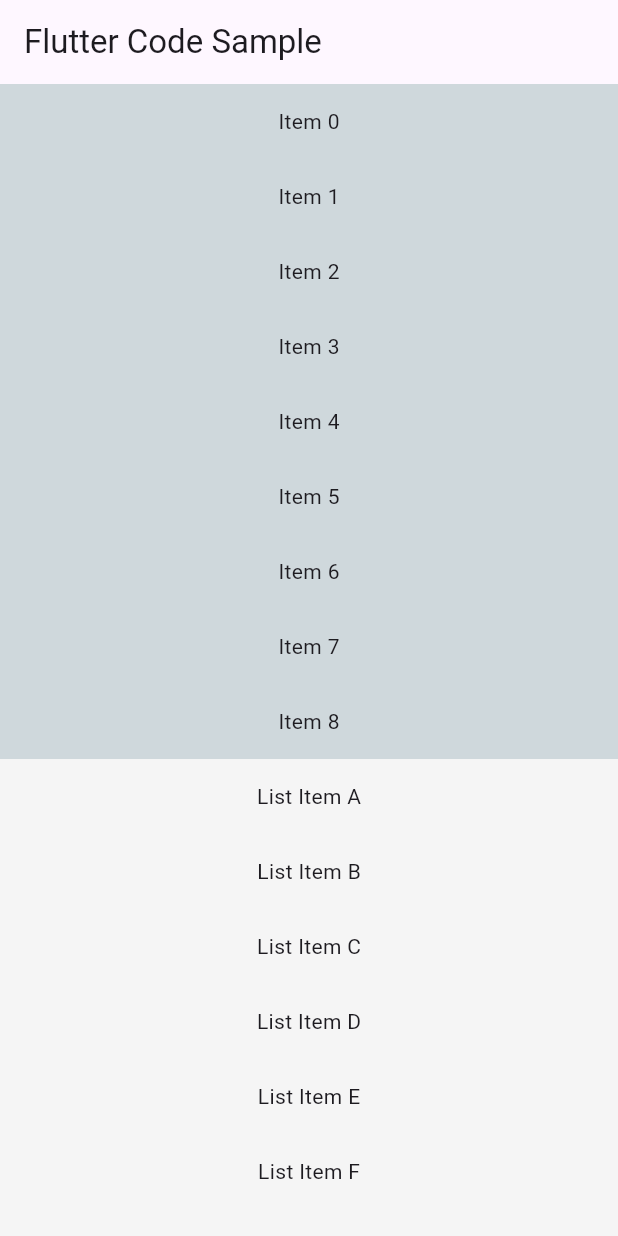
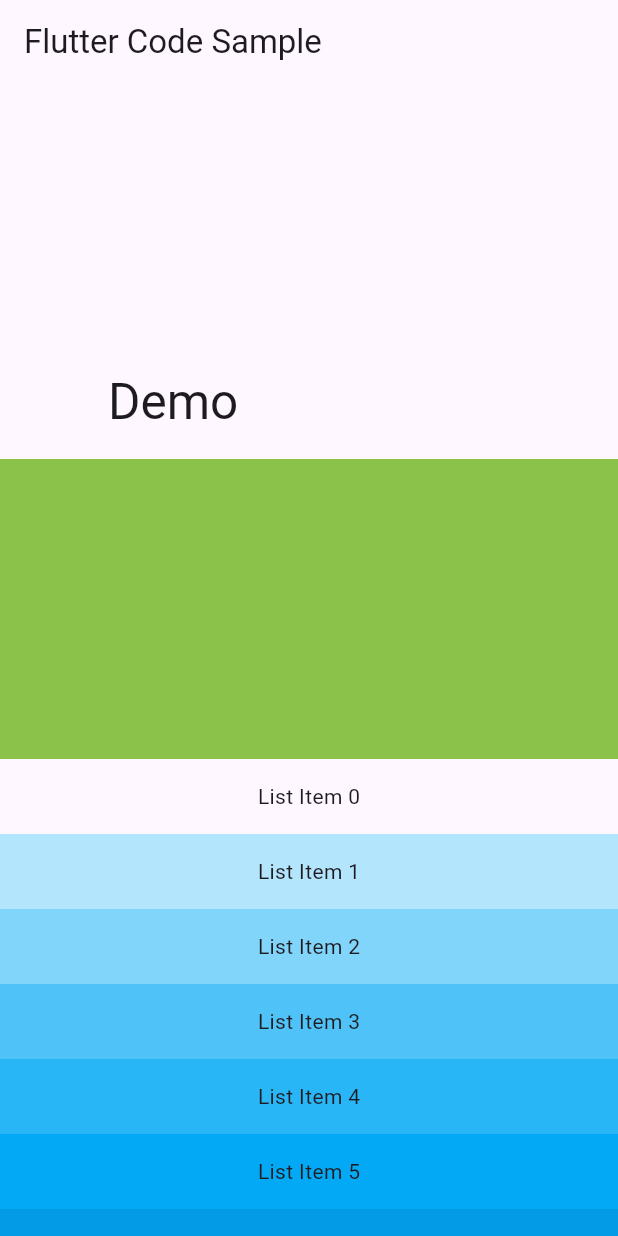
Before and after one commit to Latrevion/flutter_six_class, a Flutter app: the screen it shows after launch, on a phone screen of 412 x 824 dp. Run offline on Flutter 3.47's test engine with Material 3 defaults, Android fonts, the phone set to English and light mode, and no system bars.

Commit message:
3.5.6 SliverAppBar   SliverToBoxAdapter

```diff
--- a/lib/main.dart
+++ b/lib/main.dart
@@ -466,45 +466,88 @@ class MyApp extends StatelessWidget {
   // }
 
   //3.5.6.1 CustomScrollView
-  Widget getBody() {
-    final List<String> listViewData = <String>[
-          "Item 1",
-          "Item 2",
-          "Item 3",
-          "Item 4",
-          "Item 5",
-          "Item 6",
-          "Item 7",
-          "Item 8"
-          "Item 9",
-          "Item 10",
-    ];
+  // Widget getBody() {
+  //   final List<String> listViewData = <String>[
+  //         "Item 1",
+  //         "Item 2",
+  //         "Item 3",
+  //         "Item 4",
+  //         "Item 5",
+  //         "Item 6",
+  //         "Item 7",
+  //         "Item 8"
+  //         "Item 9",
+  //         "Item 10",
+  //   ];
+  //
+  //   final List<String> listViewData2 = <String>[
+  //         "List Item A",
+  //         "List Item B",
+  //         "List Item C",
+  //         "List Item D",
+  //         "List Item E",
+  //         "List Item F",
+  //         "List Item G",
+  //         "List Item H",
+  //         "List Item I",
+  //         "List Item J",
+  //   ];
+  //
+  //   return CustomScrollView(
+  //     slivers: <Widget>[
+  //       SliverList(
+  //         delegate:
+  //             SliverChildBuilderDelegate((BuildContext context, int index) {
+  //           return Container(
+  //             height: 50,
+  //             alignment: Alignment.center,
+  //             color: Colors.blueGrey[100],
+  //             child: Text("Item $index"),
+  //           );
+  //         }, childCount: listViewData.length),
+  //       ),
+  //       SliverFixedExtentList(
+  //         itemExtent: 50.0,
+  //         delegate:
+  //             SliverChildBuilderDelegate((BuildContext context, int index) {
+  //           return Container(
+  //             alignment: Alignment.center,
+  //             color: Colors.grey[100],
+  //             child: Text(listViewData2[index]),
+  //           );
+  //         }, childCount: listViewData2.length),
+  //       )
+  //     ],
+  //   );
+  // }
 
-    final List<String> listViewData2 = <String>[
-          "List Item A",
-          "List Item B",
-          "List Item C",
-          "List Item D",
-          "List Item E",
-          "List Item F",
-          "List Item G",
-          "List Item H",
-          "List Item I",
-          "List Item J",
-    ];
-
+  //3.5.6.2 SliverAppBar
+/*  Widget getBody() {
     return CustomScrollView(
       slivers: <Widget>[
-        SliverList(
+        const SliverAppBar(
+          pinned: true,
+          expandedHeight: 250,
+          flexibleSpace: FlexibleSpaceBar(
+            title: Text('Demo'),
+          ),
+        ),
+        SliverGrid(
+          gridDelegate: const SliverGridDelegateWithMaxCrossAxisExtent(
+            maxCrossAxisExtent: 200,
+            mainAxisSpacing: 10.0,
+            crossAxisSpacing: 10.0,
+            childAspectRatio: 4.0,
+          ),
           delegate:
               SliverChildBuilderDelegate((BuildContext context, int index) {
             return Container(
-              height: 50,
               alignment: Alignment.center,
-              color: Colors.blueGrey[100],
-              child: Text("Item $index"),
+              color: Colors.teal[100 * (index % 9)],
+              child: Text("Gird Item $index"),
             );
-          }, childCount: listViewData.length),
+          },
+              childCount: 20),
         ),
         SliverFixedExtentList(
             itemExtent: 50.0,
@@ -512,12 +555,43 @@ class MyApp extends StatelessWidget {
                 SliverChildBuilderDelegate((BuildContext context, int index) {
               return Container(
                 alignment: Alignment.center,
-              color: Colors.grey[100],
-              child: Text(listViewData2[index]),
+                color: Colors.lightBlue[100 * (index % 9)],
+                child: Text("List Item $index"),
               );
-          }, childCount: listViewData2.length),
-        )
+            }),)
+      ],
+    );
+  }*/
+
+  //SliverToBoxAdapter
+  Widget getBody() {
+    return CustomScrollView(
+      slivers: <Widget>[
+        const SliverAppBar(
+          pinned: true,
+          expandedHeight: 250,
+          flexibleSpace: FlexibleSpaceBar(
+            title: Text('Demo'),
+          ),
+        ),
+        SliverToBoxAdapter(
+          child: Container(
+            height: 200,
+            color: Colors.lightGreen,
+          ),
+        ),
+        SliverFixedExtentList(
+            itemExtent: 50.0,
+            delegate:
+                SliverChildBuilderDelegate((BuildContext context, int index) {
+              return Container(
+                alignment: Alignment.center,
+                color: Colors.lightBlue[100 * (index % 9)],
+                child: Text("List Item $index"),
+              );
+            }),)
       ],
     );
   }
+
 }
```
Lines whose indentation alone changed are shown as unchanged.
